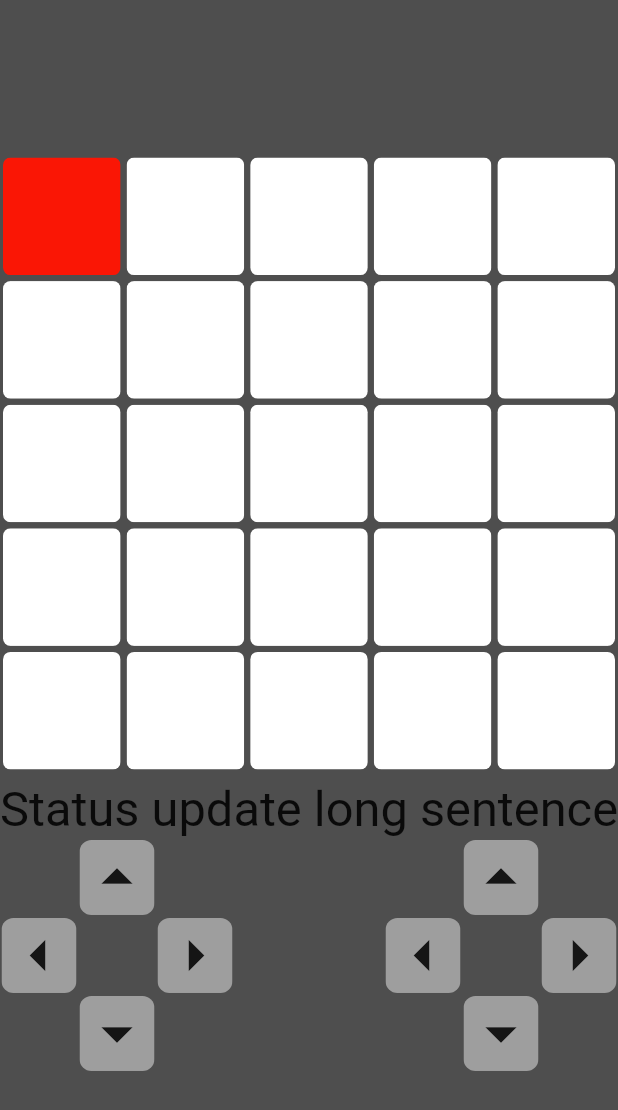
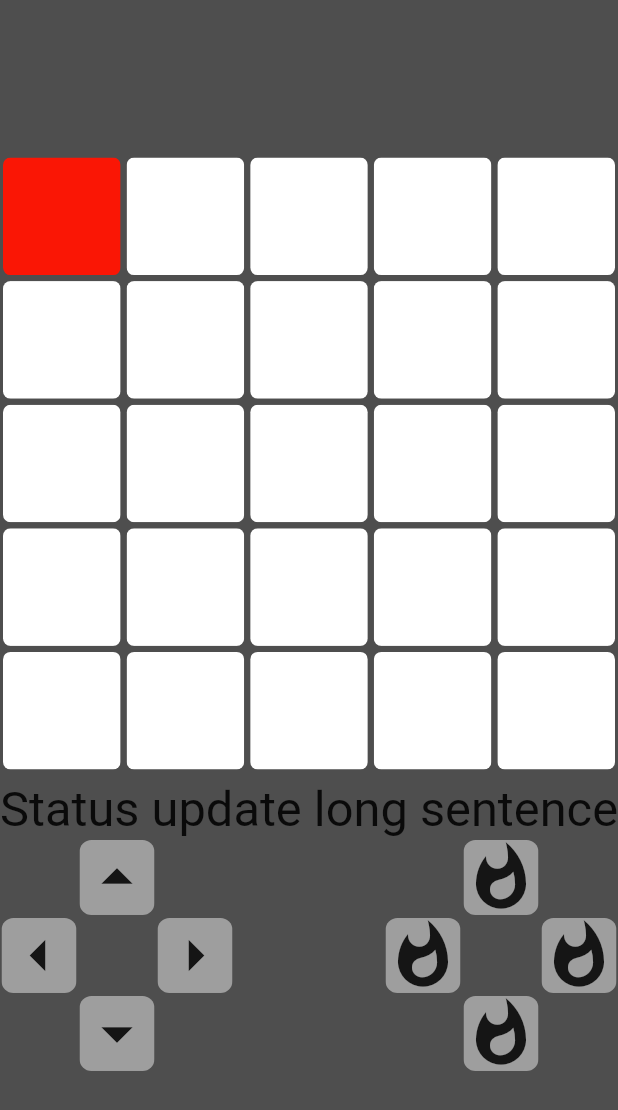
Before and after one commit to mpalma2332/Wumpus, a Flutter app: the screen it shows after launch, on a phone screen of 412 x 824 dp. Shown: the top 1110 px of the screen. Run offline on Flutter 3.47's test engine with Material 2 defaults, Android fonts, the phone set to English and light mode, and no system bars.

Commit message:
Change fire icon

```diff
--- a/wumpus_app/lib/homepage.dart
+++ b/wumpus_app/lib/homepage.dart
@@ -167,7 +167,7 @@ class HomePageState extends State<HomePage> {
                                           MyButton(
                                               color: Colors.grey,
                                               child: Icon(
-                                                Icons.arrow_drop_up,
+                                                Icons.whatshot,
                                                 size: 50,
                                               )),
                                           MyButton(),
@@ -178,14 +178,14 @@ class HomePageState extends State<HomePage> {
                                           MyButton(
                                               color: Colors.grey,
                                               child: Icon(
-                                                Icons.arrow_left,
+                                                Icons.whatshot,
                                                 size: 50,
                                               )),
                                           MyButton(),
                                           MyButton(
                                               color: Colors.grey,
                                               child: Icon(
-                                                Icons.arrow_right,
+                                                Icons.whatshot,
                                                 size: 50,
                                               )),
                                         ],
@@ -196,7 +196,7 @@ class HomePageState extends State<HomePage> {
                                           MyButton(
                                               color: Colors.grey,
                                               child: Icon(
-                                                Icons.arrow_drop_down,
+                                                Icons.whatshot,
                                                 size: 50,
                                               )),
                                           MyButton(),
```
